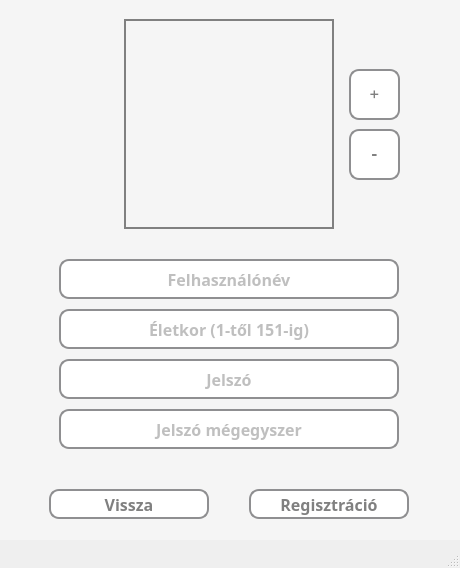
First picture: the form in src/main/resources/ui/default/defaultRegisterAccount.ui, repository pkristof1999/Szakdolgozat, before the edit.
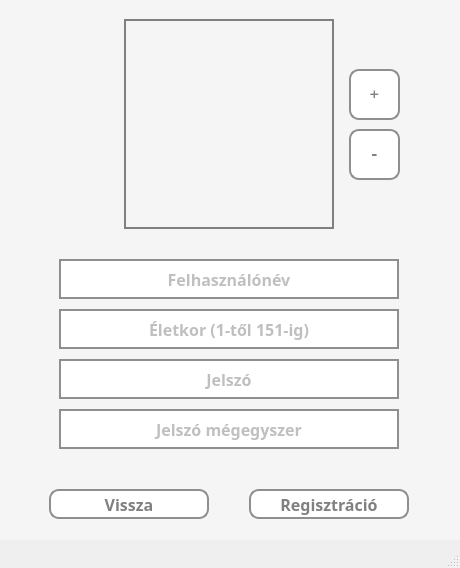
Second picture: the form after the edit.

What changed in the file:
```diff
--- a/src/main/resources/ui/default/defaultRegisterAccount.ui
+++ b/src/main/resources/ui/default/defaultRegisterAccount.ui
@@ -112,7 +112,7 @@
 	font-size: 16px;
 	background-color: white;
 	border: 2px solid #8f8f91;
-	border-radius: 10px;
+	border-radius: 0;
 	color: grey;
 }</string>
      </property>
@@ -153,7 +153,7 @@
 	font-size: 16px;
 	background-color: white;
 	border: 2px solid #8f8f91;
-	border-radius: 10px;
+	border-radius: 0;
 	color: grey;
 }</string>
      </property>
@@ -181,7 +181,7 @@
 	font-size: 16px;
 	background-color: white;
 	border: 2px solid #8f8f91;
-	border-radius: 10px;
+	border-radius: 0;
 	color: grey;
 }</string>
      </property>
@@ -212,7 +212,7 @@
 	font-size: 16px;
 	background-color: white;
 	border: 2px solid #8f8f91;
-	border-radius: 10px;
+	border-radius: 0;
 	color: grey;
 }</string>
      </property>
```
